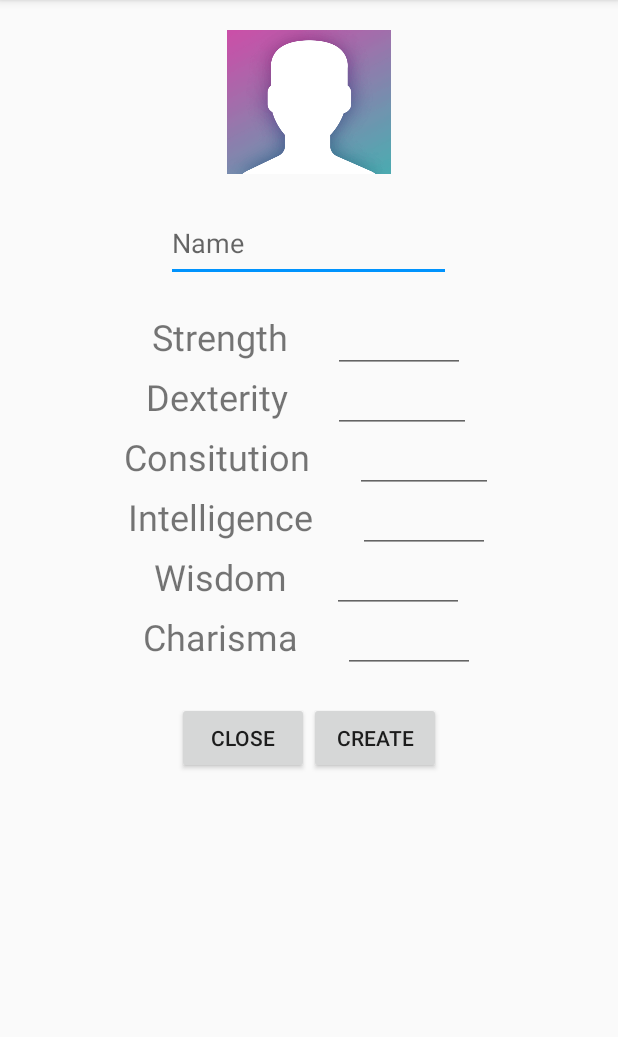
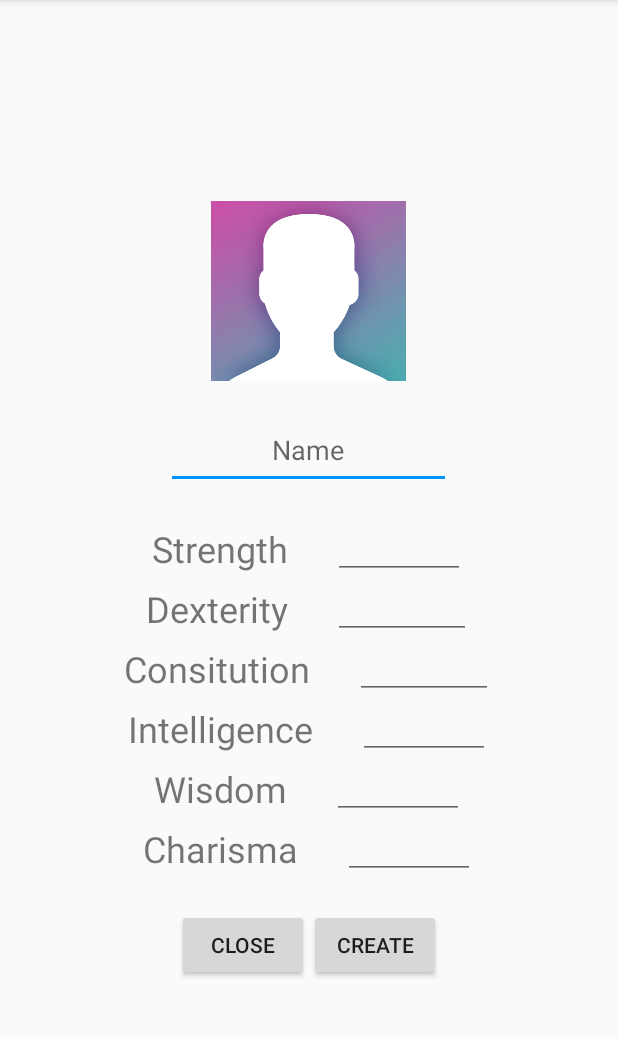
Before and after one commit to MikeLarsenW/DnDApp, an Android app: the CharCreationActivityTwo screen opened directly, with no data from a screen before it, on a phone screen of 412 x 824 dp, the part 84-1121 px from its top. Run offline under Robolectric (Android 15) with nearby library versions, the phone set to English and light mode, and no system bars; Roboto replaces fonts that are not available here.

```diff
--- a/app/src/main/res/layout/activity_char_creation_two.xml
+++ b/app/src/main/res/layout/activity_char_creation_two.xml
@@ -10,13 +10,13 @@
     <LinearLayout
         android:layout_width="match_parent"
         android:layout_height="match_parent"
-        android:gravity="center_horizontal"
+        android:gravity="center"
         android:orientation="vertical">
 
         <ImageView
             android:id="@+id/Image_Char"
-            android:layout_width="109dp"
-            android:layout_height="96dp"
+            android:layout_width="130dp"
+            android:layout_height="120dp"
             android:layout_marginTop="20dp"
             android:scaleType="fitXY"
             app:srcCompat="@drawable/randomchar" />
@@ -27,14 +27,15 @@
             android:layout_height="52dp"
             android:layout_marginTop="20dp"
             android:ems="10"
-            android:inputType="textPersonName"
-            android:hint="Name" />
+            android:hint="Name"
+            android:gravity="center"
+            android:inputType="textPersonName" />
 
         <LinearLayout
             android:layout_width="match_parent"
             android:layout_height="wrap_content"
             android:layout_marginTop="20dp"
-            android:gravity="center_horizontal"
+            android:gravity="center"
             android:orientation="horizontal">
 
             <TextView
@@ -57,7 +58,7 @@
         <LinearLayout
             android:layout_width="match_parent"
             android:layout_height="wrap_content"
-            android:gravity="center_horizontal"
+            android:gravity="center"
             android:orientation="horizontal">
 
             <TextView
@@ -81,7 +82,7 @@
         <LinearLayout
             android:layout_width="match_parent"
             android:layout_height="wrap_content"
-            android:gravity="center_horizontal"
+            android:gravity="center"
             android:orientation="horizontal">
 
             <TextView
@@ -104,7 +105,7 @@
         <LinearLayout
             android:layout_width="match_parent"
             android:layout_height="wrap_content"
-            android:gravity="center_horizontal"
+            android:gravity="center"
             android:orientation="horizontal">
 
             <TextView
@@ -128,7 +129,7 @@
         <LinearLayout
             android:layout_width="match_parent"
             android:layout_height="wrap_content"
-            android:gravity="center_horizontal"
+            android:gravity="center"
             android:orientation="horizontal">
 
             <TextView
@@ -152,7 +153,7 @@
         <LinearLayout
             android:layout_width="match_parent"
             android:layout_height="wrap_content"
-            android:gravity="center_horizontal"
+            android:gravity="center"
             android:orientation="horizontal">
 
             <TextView
--- a/app/src/main/res/layout/spell0.xml
+++ b/app/src/main/res/layout/spell0.xml
@@ -7,10 +7,12 @@
 <ScrollView
     android:layout_width="wrap_content"
     android:layout_height="match_parent">
+
     <TextView
         android:id="@+id/spellDescription"
         android:layout_width="wrap_content"
         android:layout_height="wrap_content"
+        android:layout_margin="10dp"
         android:text="test"
         android:textAppearance="@style/TextAppearance.AppCompat.Body2"
         android:textSize="18sp"
```
Also changed, not shown: app/src/main/java/com/example/mike/dnd_mobile_app/CharCreationActivityTwo.java (+34 -0 lines).
